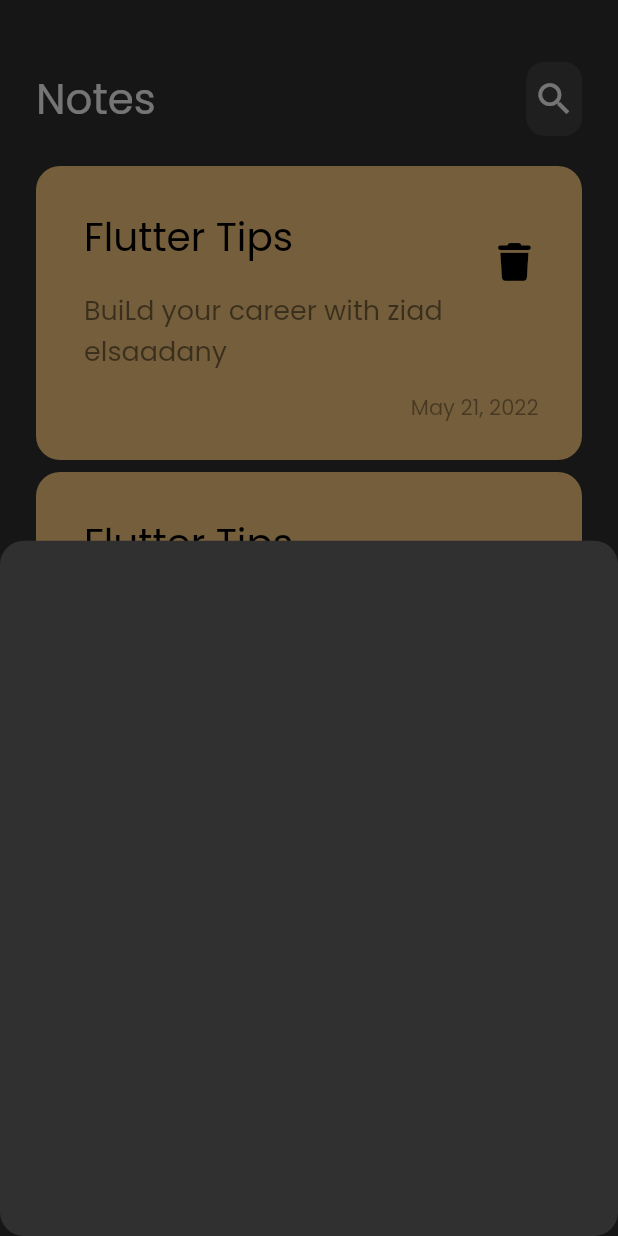
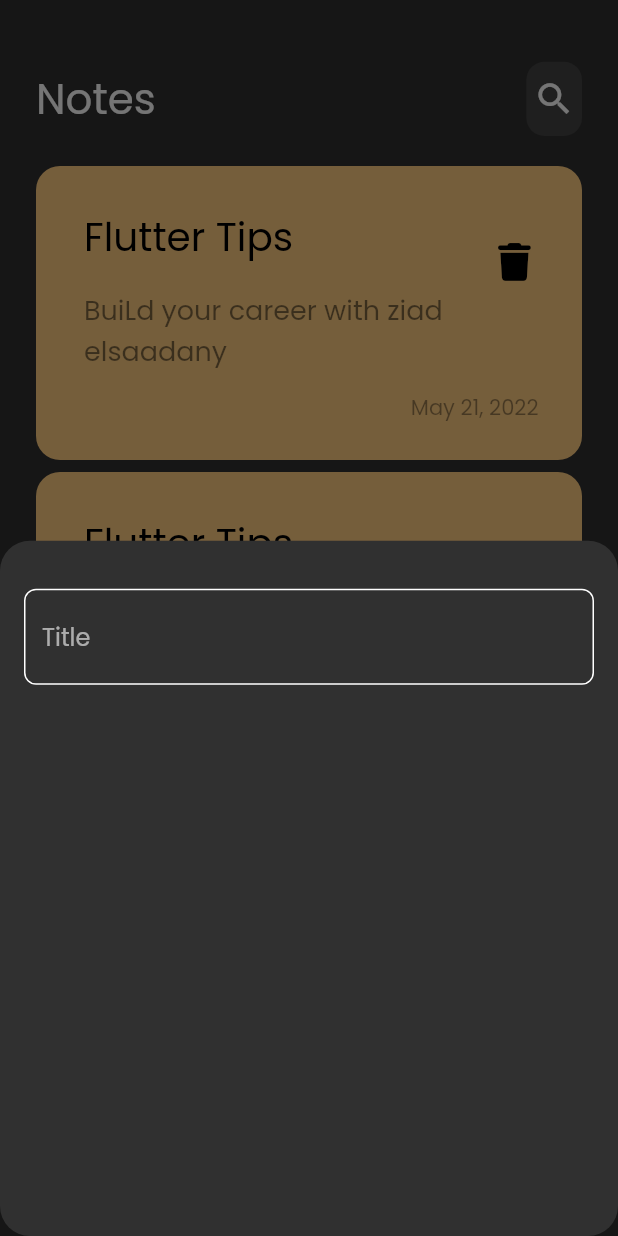
Before and after one commit to ZiadElsaadany/notes_app, a Flutter app: the screen it shows after launch, after a tap on the "add" icon, on a phone screen of 412 x 824 dp. Run offline on Flutter 3.47's test engine with Material 2 defaults, Android fonts, the phone set to English and light mode, and no system bars; our stand-ins replace font_awesome_flutter.

Commit message:
create custom text form field

```diff
--- a/lib/view/notes_view.dart
+++ b/lib/view/notes_view.dart
@@ -17,7 +17,7 @@ class NotesView extends StatelessWidget {
               return const CustomBottomSheetWidget();
             },
               shape: RoundedRectangleBorder(
-                  borderRadius: BorderRadius.circular(16)
+                  borderRadius: BorderRadius.circular(20)
               ),
             );
           },
--- a/lib/view/widgets/add_note_bottom_sheet.dart
+++ b/lib/view/widgets/add_note_bottom_sheet.dart
@@ -1,10 +1,21 @@
 import 'package:flutter/material.dart';
+import 'package:notes_app/view/widgets/custom_text_field.dart';
 
 class CustomBottomSheetWidget extends StatelessWidget {
   const CustomBottomSheetWidget({Key? key}) : super(key: key);
 
   @override
   Widget build(BuildContext context) {
-    return Container();
+    return Padding(
+      padding: const EdgeInsets.symmetric(horizontal: 16.0),
+      child: Column(
+        children: [
+          SizedBox(
+            height: 32,
+          ),
+CustomTextField(),
+        ],
+      ),
+    );
   }
 }
--- /dev/null
+++ b/lib/view/widgets/custom_text_field.dart
@@ -0,0 +1,33 @@
+
+import 'package:flutter/material.dart';
+
+class CustomTextField extends StatelessWidget {
+  const CustomTextField({Key? key}) : super(key: key);
+
+  @override
+  Widget build(BuildContext context) {
+    return  TextField(
+      cursorColor: const Color(0xff62FCD7),
+      decoration: InputDecoration(
+        hintText: 'Title',
+        border:  OutlineInputBorder(
+          borderRadius: BorderRadius.circular(8)
+        ) ,
+        enabledBorder:OutlineInputBorder(
+            borderRadius: BorderRadius.circular(8) ,
+          borderSide: const BorderSide(
+            color: Colors.white
+          )
+        ),
+        focusedBorder: OutlineInputBorder(
+            borderRadius: BorderRadius.circular(8),
+            borderSide: const BorderSide(
+              color: Color(0xff62FCD7)
+            )
+
+        ),
+
+      )
+    );
+  }
+}
```
